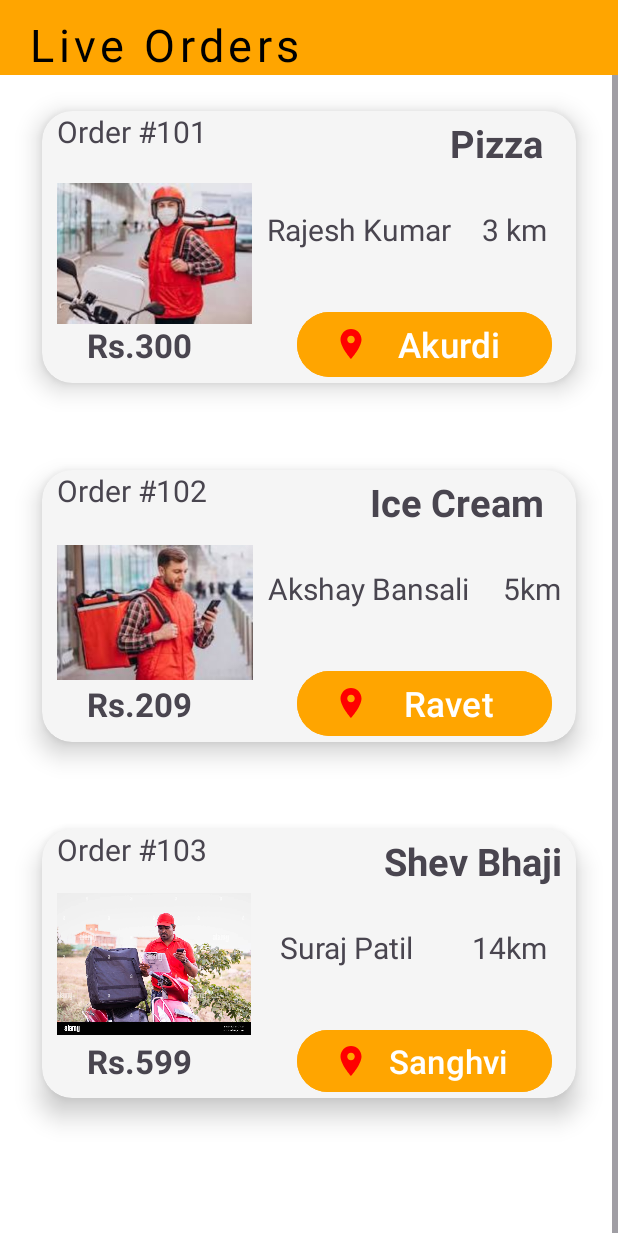
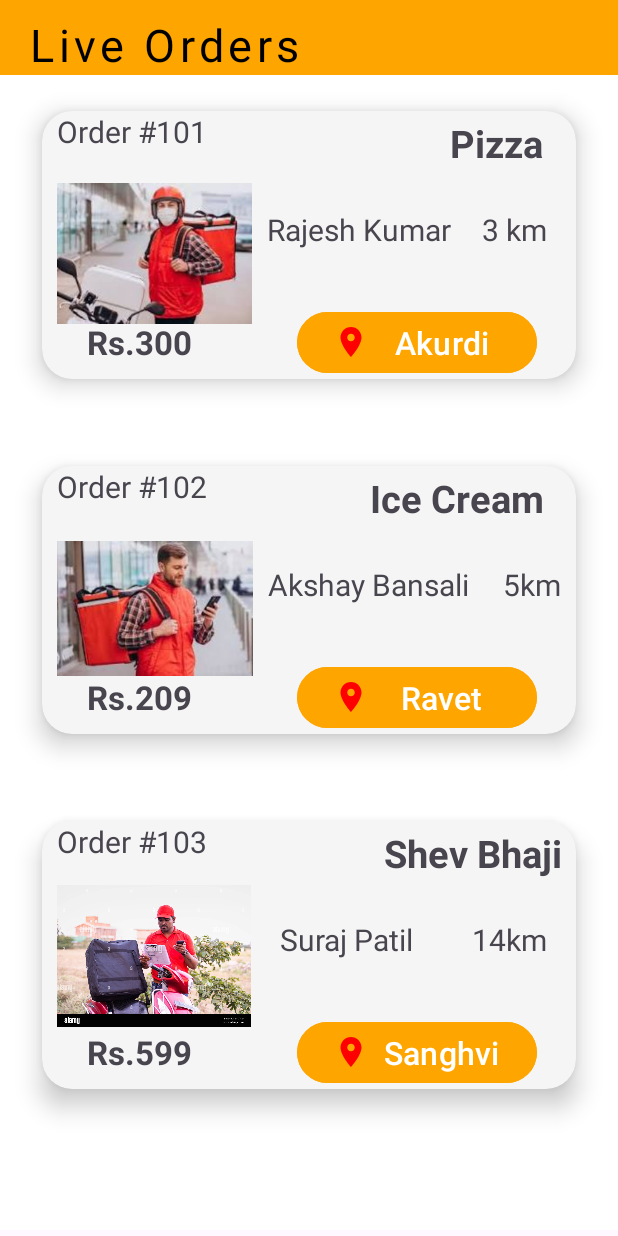
Before and after one commit to atharv2204/Internship-App, an Android app: the activity_current screen opened directly, with no data from a screen before it, on a phone screen of 412 x 824 dp. Run offline under Robolectric (Android 15) with nearby library versions, the phone set to English and light mode, and no system bars; Roboto replaces fonts that are not available here.

Commit message:
RutveekBaviskarkartoycommit12

```diff
--- a/app/src/main/res/layout/activity_current.xml
+++ b/app/src/main/res/layout/activity_current.xml
@@ -124,13 +124,13 @@
                         android:textStyle="bold"/>
 
                     <Button
-                        android:layout_width="170dp"
+                        android:layout_width="160dp"
                         android:layout_height="wrap_content"
                         android:layout_marginLeft="70dp"
                         android:layout_marginTop="130dp"
                         android:backgroundTint="@color/orange"
                         android:text="Akurdi"
-                        android:textSize="23dp"
+                        android:textSize="21dp"
                         android:drawableLeft="@drawable/baseline_location_on_24"/>
                 </LinearLayout>
 
@@ -230,12 +230,12 @@
                         android:textStyle="bold"/>
 
                     <Button
-                        android:layout_width="170dp"
+                        android:layout_width="160dp"
                         android:layout_height="wrap_content"
                         android:layout_marginLeft="70dp"
                         android:layout_marginTop="130dp"
                         android:backgroundTint="@color/orange"
-                        android:textSize="23dp"
+                        android:textSize="21dp"
                         android:text="Ravet"
                        android:drawableLeft="@drawable/baseline_location_on_24" />
                 </LinearLayout>
@@ -335,13 +335,13 @@
                         android:layout_marginLeft="30dp"
                         android:textStyle="bold"/>
                     <Button
-                        android:layout_width="170dp"
+                        android:layout_width="160dp"
                         android:layout_height="wrap_content"
                         android:layout_marginLeft="70dp"
                         android:layout_marginTop="130dp"
                         android:backgroundTint="@color/orange"
                         android:text="Sanghvi"
-                        android:textSize="22dp"
+                        android:textSize="21dp"
                         android:drawableLeft="@drawable/baseline_location_on_24"/>
                 </LinearLayout>
 
```
